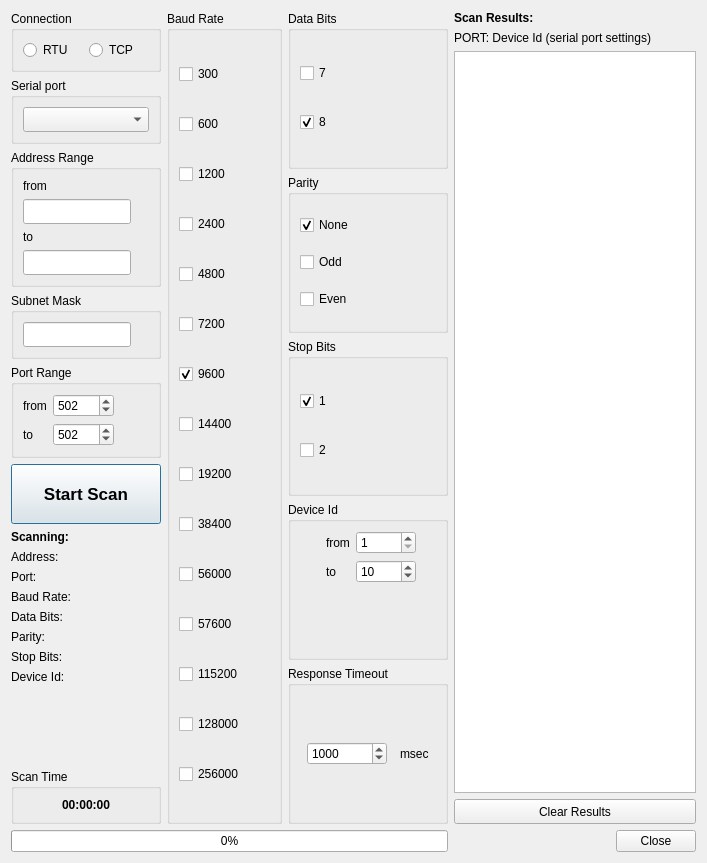
Before: the Qt Designer form omodscan/dialogs/dialogmodbusscanner.ui in sanny32/OpenModScan, drawn with Qt 5.
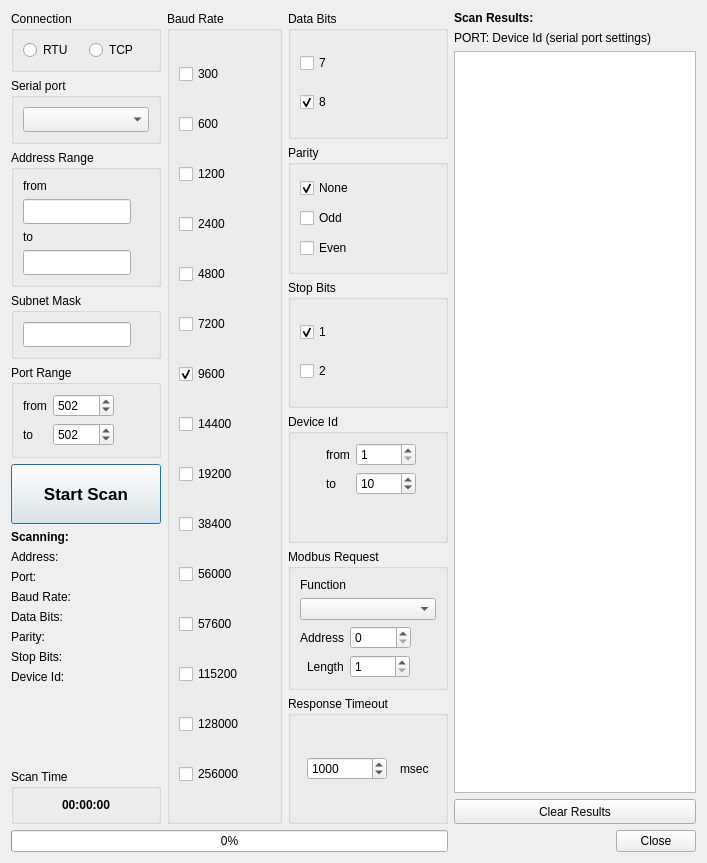
After: the same form once the commit is applied. Custom widgets are drawn as their Qt base class.

Commit message: Added modbus request to modbus scanner dialog

The edit to the form file:
```diff
--- a/omodscan/dialogs/dialogmodbusscanner.ui
+++ b/omodscan/dialogs/dialogmodbusscanner.ui
@@ -626,6 +626,92 @@
          </layout>
         </widget>
        </item>
+       <item>
+        <widget class="QGroupBox" name="groupBoxRequest">
+         <property name="title">
+          <string>Modbus Request</string>
+         </property>
+         <layout class="QFormLayout" name="formLayout_3">
+          <property name="labelAlignment">
+           <set>Qt::AlignRight|Qt::AlignTrailing|Qt::AlignVCenter</set>
+          </property>
+          <property name="formAlignment">
+           <set>Qt::AlignHCenter|Qt::AlignTop</set>
+          </property>
+          <item row="0" column="0" colspan="2">
+           <widget class="QLabel" name="labelFunction">
+            <property name="sizePolicy">
+             <sizepolicy hsizetype="Preferred" vsizetype="Fixed">
+              <horstretch>0</horstretch>
+              <verstretch>0</verstretch>
+             </sizepolicy>
+            </property>
+            <property name="text">
+             <string>Function</string>
+            </property>
+           </widget>
+          </item>
+          <item row="2" column="0">
+           <widget class="QLabel" name="labelStartAddress">
+            <property name="text">
+             <string>Address</string>
+            </property>
+           </widget>
+          </item>
+          <item row="2" column="1">
+           <widget class="QSpinBox" name="spinBoxAddress">
+            <property name="sizePolicy">
+             <sizepolicy hsizetype="Fixed" vsizetype="Fixed">
+              <horstretch>0</horstretch>
+              <verstretch>0</verstretch>
+             </sizepolicy>
+            </property>
+            <property name="minimumSize">
+             <size>
+              <width>60</width>
+              <height>0</height>
+             </size>
+            </property>
+            <property name="maximum">
+             <number>65535</number>
+            </property>
+           </widget>
+          </item>
+          <item row="3" column="0">
+           <widget class="QLabel" name="labelLength">
+            <property name="text">
+             <string>Length</string>
+            </property>
+           </widget>
+          </item>
+          <item row="3" column="1">
+           <widget class="QSpinBox" name="spinBoxLength">
+            <property name="sizePolicy">
+             <sizepolicy hsizetype="Fixed" vsizetype="Fixed">
+              <horstretch>0</horstretch>
+              <verstretch>0</verstretch>
+             </sizepolicy>
+            </property>
+            <property name="minimumSize">
+             <size>
+              <width>60</width>
+              <height>0</height>
+             </size>
+            </property>
+            <property name="minimum">
+             <number>1</number>
+            </property>
+            <property name="maximum">
+             <number>123</number>
+            </property>
+           </widget>
+          </item>
+          <item row="1" column="0" colspan="2">
+           <widget class="FunctionCodeComboBox" name="comboBoxFunction"/>
+          </item>
+         </layout>
+        </widget>
+       </item>
        <item>
         <widget class="QGroupBox" name="groupBoxTimeout">
          <property name="minimumSize">
@@ -764,6 +850,11 @@
    <extends>QLineEdit</extends>
    <header>ipaddresslineedit.h</header>
   </customwidget>
+  <customwidget>
+   <class>FunctionCodeComboBox</class>
+   <extends>QComboBox</extends>
+   <header>functioncodecombobox.h</header>
+  </customwidget>
  </customwidgets>
  <resources/>
  <connections>
```
The commit also changes 9 other files.
